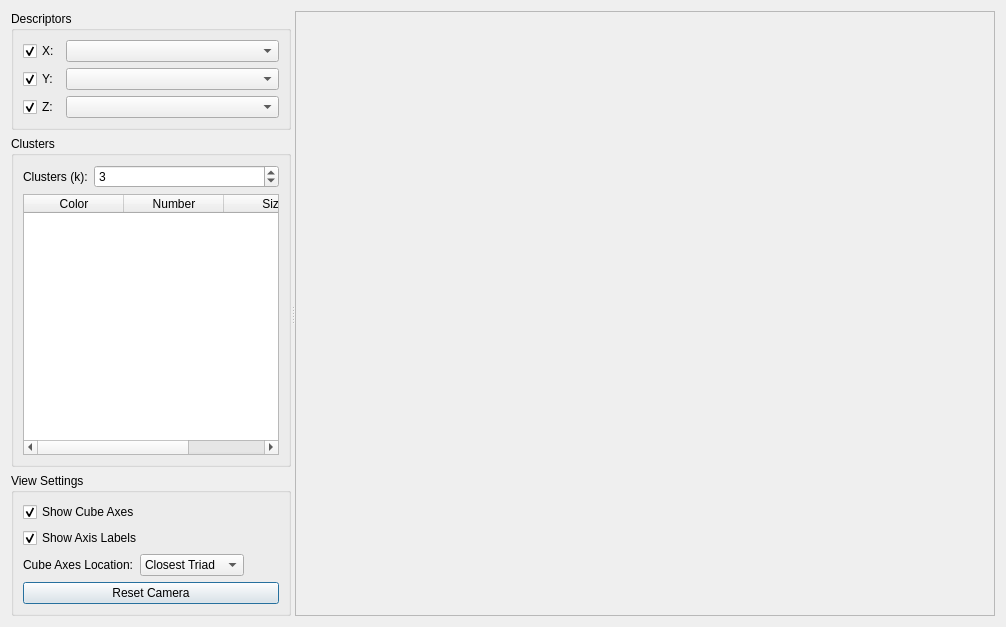
Old version of the form chemdata/kmeansclusteringdialog.ui in the repository OpenChemistry/mongochem.
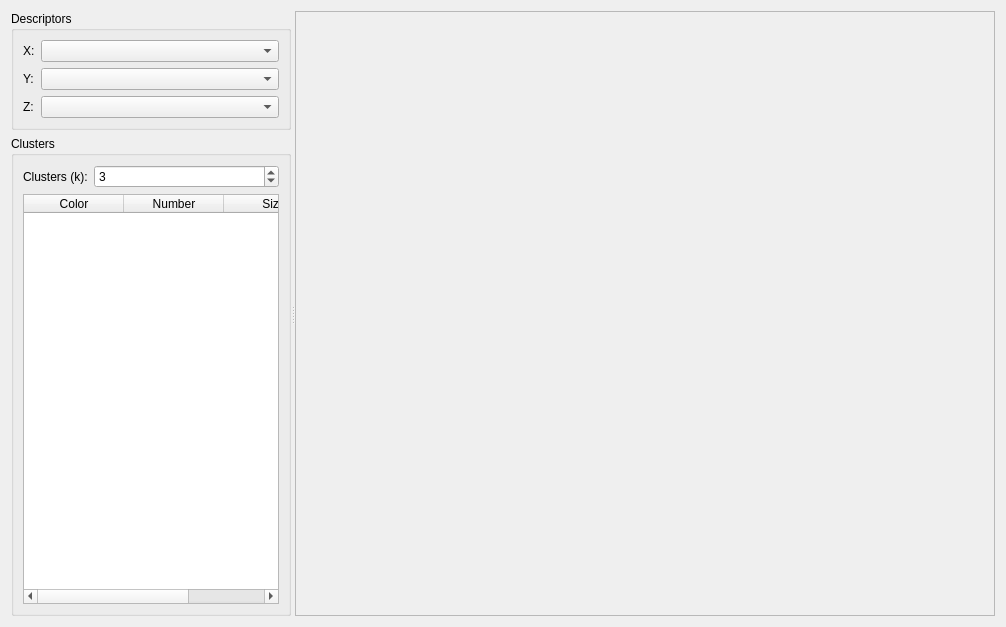
New version of the form.

The edit to the form file:
```diff
--- a/chemdata/kmeansclusteringdialog.ui
+++ b/chemdata/kmeansclusteringdialog.ui
@@ -34,70 +34,40 @@
          </property>
          <layout class="QGridLayout" name="gridLayout">
           <item row="0" column="0">
-           <widget class="QCheckBox" name="xDescriptorCheckBox">
+           <widget class="QLabel" name="xLabel">
+            <property name="sizePolicy">
+             <sizepolicy hsizetype="Maximum" vsizetype="Preferred">
+              <horstretch>0</horstretch>
+              <verstretch>0</verstretch>
+             </sizepolicy>
+            </property>
             <property name="text">
              <string>X:</string>
             </property>
-            <property name="checked">
-             <bool>true</bool>
-            </property>
            </widget>
           </item>
           <item row="0" column="1">
-           <widget class="QComboBox" name="xDescriptorComboBox">
-            <property name="sizePolicy">
-             <sizepolicy hsizetype="MinimumExpanding" vsizetype="Fixed">
-              <horstretch>0</horstretch>
-              <verstretch>0</verstretch>
-             </sizepolicy>
-            </property>
-           </widget>
+           <widget class="QComboBox" name="xDescriptorComboBox"/>
           </item>
           <item row="1" column="0">
-           <widget class="QCheckBox" name="yDescriptorCheckBox">
+           <widget class="QLabel" name="yLabel">
             <property name="text">
              <string>Y:</string>
             </property>
-            <property name="checked">
-             <bool>true</bool>
-            </property>
            </widget>
           </item>
           <item row="1" column="1">
-           <widget class="QComboBox" name="yDescriptorComboBox">
-            <property name="sizePolicy">
-             <sizepolicy hsizetype="MinimumExpanding" vsizetype="Fixed">
-              <horstretch>0</horstretch>
-              <verstretch>0</verstretch>
-             </sizepolicy>
-            </property>
-            <property name="currentIndex">
-             <number>-1</number>
-            </property>
-           </widget>
+           <widget class="QComboBox" name="yDescriptorComboBox"/>
           </item>
           <item row="2" column="0">
-           <widget class="QCheckBox" name="zDescriptorCheckBox">
+           <widget class="QLabel" name="zLabel">
             <property name="text">
              <string>Z:</string>
             </property>
-            <property name="checked">
-             <bool>true</bool>
-            </property>
            </widget>
           </item>
           <item row="2" column="1">
-           <widget class="QComboBox" name="zDescriptorComboBox">
-            <property name="sizePolicy">
-             <sizepolicy hsizetype="MinimumExpanding" vsizetype="Fixed">
-              <horstretch>0</horstretch>
-              <verstretch>0</verstretch>
-             </sizepolicy>
-            </property>
-            <property name="currentIndex">
-             <number>-1</number>
-            </property>
-           </widget>
+           <widget class="QComboBox" name="zDescriptorComboBox"/>
           </item>
          </layout>
         </widget>
@@ -187,87 +157,6 @@
          </layout>
         </widget>
        </item>
-       <item>
-        <widget class="QGroupBox" name="groupBox">
-         <property name="sizePolicy">
-          <sizepolicy hsizetype="Preferred" vsizetype="Preferred">
-           <horstretch>0</horstretch>
-           <verstretch>0</verstretch>
-          </sizepolicy>
-         </property>
-         <property name="title">
-          <string>View Settings</string>
-         </property>
-         <layout class="QFormLayout" name="formLayout">
-          <property name="fieldGrowthPolicy">
-           <enum>QFormLayout::ExpandingFieldsGrow</enum>
-          </property>
-          <item row="3" column="1">
-           <widget class="QComboBox" name="cubeAxesLocationComboBox">
-            <item>
-             <property name="text">
-              <string>Closest Triad</string>
-             </property>
-            </item>
-            <item>
-             <property name="text">
-              <string>Furthest Triad</string>
-             </property>
-            </item>
-            <item>
-             <property name="text">
-              <string>Outer Edges</string>
-             </property>
-            </item>
-            <item>
-             <property name="text">
-              <string>Static Triad</string>
-             </property>
-            </item>
-            <item>
-             <property name="text">
-              <string>Static Edges</string>
-             </property>
-            </item>
-           </widget>
-          </item>
-          <item row="4" column="0" colspan="2">
-           <widget class="QPushButton" name="resetCameraButton">
-            <property name="text">
-             <string>Reset Camera</string>
-            </property>
-           </widget>
-          </item>
-          <item row="3" column="0">
-           <widget class="QLabel" name="cubeAxesLocationLabel">
-            <property name="text">
-             <string>Cube Axes Location:</string>
-            </property>
-           </widget>
-          </item>
-          <item row="2" column="0" colspan="2">
-           <widget class="QCheckBox" name="showAxisLabelsCheckBox">
-            <property name="text">
-             <string>Show Axis Labels</string>
-            </property>
-            <property name="checked">
-             <bool>true</bool>
-            </property>
-           </widget>
-          </item>
-          <item row="1" column="0" colspan="2">
-           <widget class="QCheckBox" name="showCubeAxesCheckBox">
-            <property name="text">
-             <string>Show Cube Axes</string>
-            </property>
-            <property name="checked">
-             <bool>true</bool>
-            </property>
-           </widget>
-          </item>
-         </layout>
-        </widget>
-       </item>
       </layout>
      </widget>
      <widget class="QFrame" name="viewFrame">
```
